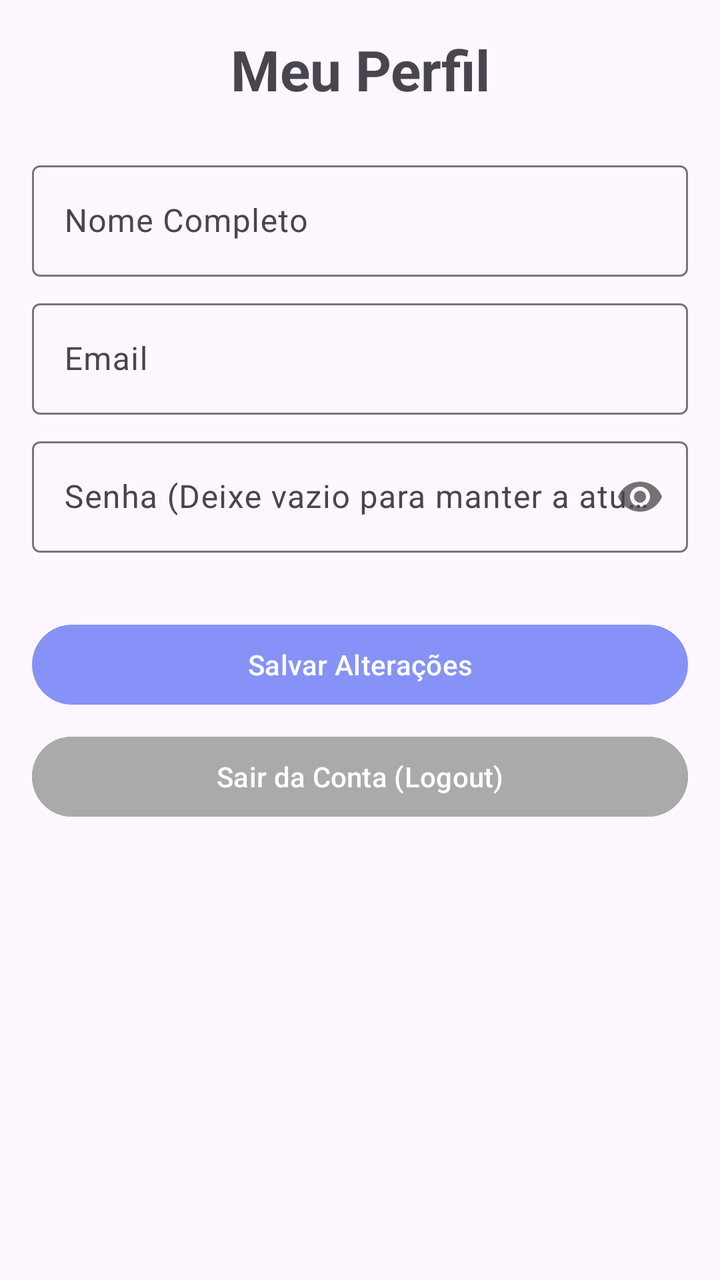
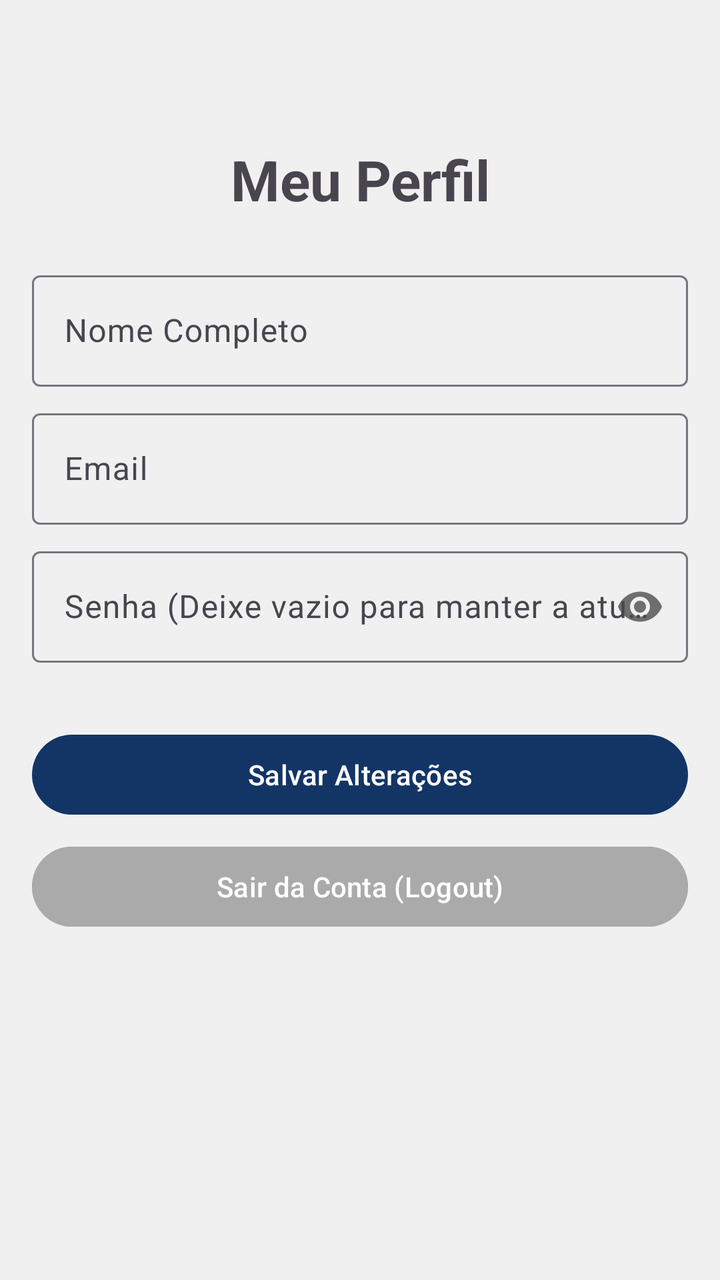

Compare the two renders of this Android layout. The source of the first and the diff that turns it into the second are given below.
<!-- AndroidManifest.xml: application theme Theme.Peekaboo -->
<!-- res/layout/fragment_profile.xml -->
<?xml version="1.0" encoding="utf-8"?>
<ScrollView xmlns:android="http://schemas.android.com/apk/res/android"
    xmlns:app="http://schemas.android.com/apk/res-auto"
    xmlns:tools="http://schemas.android.com/tools"
    android:layout_width="match_parent"
    android:layout_height="match_parent"
    android:fillViewport="true"
    tools:context=".fragment_profile">

    <androidx.constraintlayout.widget.ConstraintLayout
        android:layout_width="match_parent"
        android:layout_height="wrap_content"
        android:padding="16dp">

        <TextView
            android:id="@+id/tv_title_profile"
            android:layout_width="match_parent"
            android:layout_height="wrap_content"
            android:text="Meu Perfil"
            android:textSize="28sp"
            android:textStyle="bold"
            android:gravity="center"
            android:layout_marginBottom="24dp"
            app:layout_constraintTop_toTopOf="parent"
            app:layout_constraintStart_toStartOf="parent" />

        <com.google.android.material.textfield.TextInputLayout
            android:id="@+id/input_layout_nome_user"
            android:layout_width="match_parent"
            android:layout_height="wrap_content"
            android:layout_marginTop="24dp"
            app:layout_constraintTop_toBottomOf="@id/tv_title_profile">

            <com.google.android.material.textfield.TextInputEditText
                android:id="@+id/edit_nome_user"
                android:layout_width="match_parent"
                android:layout_height="wrap_content"
                android:hint="Nome Completo"
                android:inputType="textPersonName" />
        </com.google.android.material.textfield.TextInputLayout>

        <com.google.android.material.textfield.TextInputLayout
            android:id="@+id/input_layout_email_user"
            android:layout_width="match_parent"
            android:layout_height="wrap_content"
            android:layout_marginTop="8dp"
            app:layout_constraintTop_toBottomOf="@id/input_layout_nome_user">

            <com.google.android.material.textfield.TextInputEditText
                android:id="@+id/edit_email_user"
                android:layout_width="match_parent"
                android:layout_height="wrap_content"
                android:hint="Email"
                android:inputType="textEmailAddress"
                android:enabled="false"
                android:focusable="false" />
        </com.google.android.material.textfield.TextInputLayout>

        <com.google.android.material.textfield.TextInputLayout
            android:id="@+id/input_layout_password_user"
            android:layout_width="match_parent"
            android:layout_height="wrap_content"
            android:layout_marginTop="8dp"
            app:passwordToggleEnabled="true"
            app:layout_constraintTop_toBottomOf="@id/input_layout_email_user">

            <com.google.android.material.textfield.TextInputEditText
                android:id="@+id/edit_password_user"
                android:layout_width="match_parent"
                android:layout_height="wrap_content"
                android:hint="Senha (Deixe vazio para manter a atual)"
                android:inputType="textPassword" />
        </com.google.android.material.textfield.TextInputLayout>

        <Button
            android:id="@+id/btn_salvar_perfil"
            android:layout_width="match_parent"
            android:layout_height="wrap_content"
            android:text="Salvar Alterações"
            android:layout_marginTop="32dp"
            app:layout_constraintTop_toBottomOf="@id/input_layout_password_user" />

        <Button
            android:id="@+id/btn_logout"
            android:layout_width="match_parent"
            android:layout_height="wrap_content"
            android:text="Sair da Conta (Logout)"
            android:backgroundTint="@android:color/darker_gray"
            android:layout_marginTop="8dp"
            app:layout_constraintTop_toBottomOf="@id/btn_salvar_perfil" />

    </androidx.constraintlayout.widget.ConstraintLayout>

</ScrollView>
<!-- resources referenced by this layout -->
<resources>
  <style name="Theme.Peekaboo" parent="Base.Theme.Peekaboo" />
  <style name="Base.Theme.Peekaboo" parent="Theme.Material3.DayNight.NoActionBar">
          <item name="colorPrimary">@color/lavender</item>
          <item name="colorPrimaryVariant">@color/lavender</item>
          <item name="colorOnPrimary">@color/white</item>
          <item name="colorSecondary">@color/teal_200</item>
          <item name="colorSecondaryVariant">@color/teal_700</item>
          <item name="colorOnSecondary">@color/black</item>
          
          <item name="android:statusBarColor">?attr/colorPrimaryVariant</item>
      </style>
  <color name="lavender">#8692f7</color>
  <color name="white">#FFFFFFFF</color>
  <color name="teal_200">#FF03DAC5</color>
  <color name="teal_700">#FF018786</color>
  <color name="black">#FF000000</color>
</resources>

<!-- the commit's change to res/layout/fragment_profile.xml (unified diff, before → after) -->
@@ -17,6 +17,7 @@
             android:layout_width="match_parent"
             android:layout_height="wrap_content"
             android:text="Meu Perfil"
+            android:layout_marginTop="55dp"
             android:textSize="28sp"
             android:textStyle="bold"
             android:gravity="center"
<!-- resource entries referenced after the edit -->
@@ -2,19 +2,21 @@
 <resources>
   <style name="Theme.Peekaboo" parent="Base.Theme.Peekaboo" />
   <style name="Base.Theme.Peekaboo" parent="Theme.Material3.DayNight.NoActionBar">
-          <item name="colorPrimary">@color/lavender</item>
-          <item name="colorPrimaryVariant">@color/lavender</item>
+          <item name="colorPrimary">@color/blue</item>
+          <item name="colorPrimaryVariant">@color/blue</item>
           <item name="colorOnPrimary">@color/white</item>
-          <item name="colorSecondary">@color/teal_200</item>
-          <item name="colorSecondaryVariant">@color/teal_700</item>
-          <item name="colorOnSecondary">@color/black</item>
-          
+  
+          <item name="colorSecondary">@color/accent_orange</item>
+          <item name="colorSecondaryVariant">@color/accent_orange</item>
+          <item name="colorOnSecondary">@color/white</item>
+  
           <item name="android:statusBarColor">?attr/colorPrimaryVariant</item>
+  
+          <item name="android:windowBackground">@color/warm_gray</item>
       </style>
-  <color name="lavender">#8692f7</color>
+  <color name="blue">#133566</color>
   <color name="white">#FFFFFFFF</color>
-  <color name="teal_200">#FF03DAC5</color>
-  <color name="teal_700">#FF018786</color>
-  <color name="black">#FF000000</color>
+  <color name="accent_orange">#E06D28</color>
+  <color name="warm_gray">#F0F0F0</color>
 </resources>
 
